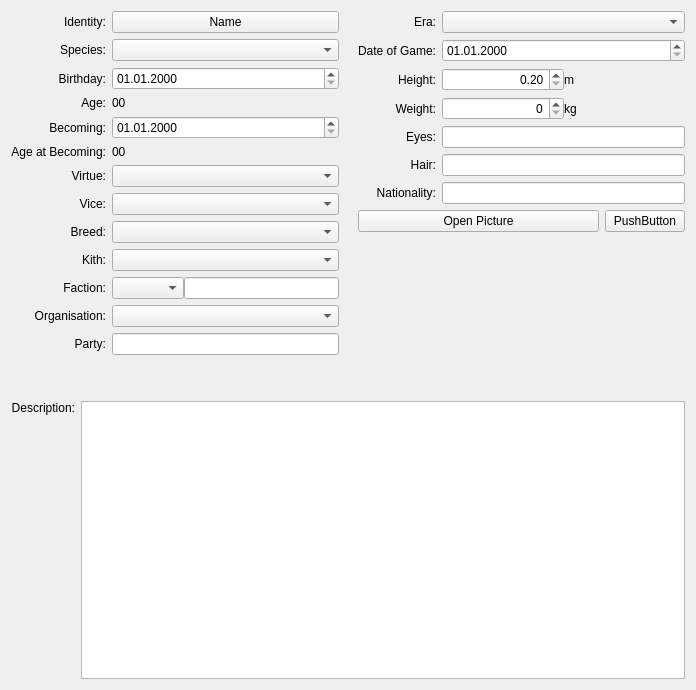
Above: ui/ui_InfoWidget.ui from Kamduis/SoulCreator before the change. Below: the same form after it.
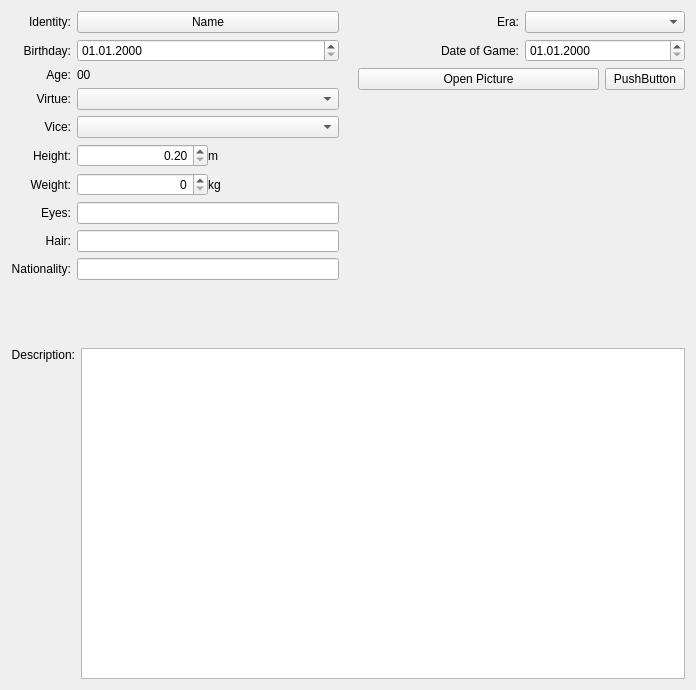
That is the form after the change. Custom widgets are drawn as their Qt base class.

Diff of the .ui file:
```diff
--- a/ui/ui_InfoWidget.ui
+++ b/ui/ui_InfoWidget.ui
@@ -44,19 +44,6 @@
           </widget>
          </item>
          <item row="1" column="0">
-          <widget class="QLabel" name="label">
-           <property name="text">
-            <string>Species:</string>
-           </property>
-           <property name="alignment">
-            <set>Qt::AlignRight|Qt::AlignTrailing|Qt::AlignVCenter</set>
-           </property>
-          </widget>
-         </item>
-         <item row="1" column="1">
-          <widget class="QComboBox" name="comboBox_species"/>
-         </item>
-         <item row="2" column="0">
           <widget class="QLabel" name="label_dateBirth">
            <property name="text">
             <string>Birthday:</string>
@@ -66,14 +53,14 @@
            </property>
           </widget>
          </item>
-         <item row="2" column="1">
+         <item row="1" column="1">
           <widget class="DateEdit" name="dateEdit_dateBirth">
            <property name="displayFormat">
             <string>dd.MM.yyyy</string>
            </property>
           </widget>
          </item>
-         <item row="3" column="0">
+         <item row="2" column="0">
           <widget class="QLabel" name="label_2">
            <property name="text">
             <string>Age:</string>
@@ -83,48 +70,14 @@
            </property>
           </widget>
          </item>
-         <item row="3" column="1">
+         <item row="2" column="1">
           <widget class="QLabel" name="label_age">
            <property name="text">
             <string>00</string>
            </property>
           </widget>
          </item>
-         <item row="4" column="0">
-          <widget class="QLabel" name="label_dateBecoming">
-           <property name="text">
-            <string>Becoming:</string>
-           </property>
-           <property name="alignment">
-            <set>Qt::AlignRight|Qt::AlignTrailing|Qt::AlignVCenter</set>
-           </property>
-          </widget>
-         </item>
-         <item row="4" column="1">
-          <widget class="DateEdit" name="dateEdit_dateBecoming">
-           <property name="displayFormat">
-            <string>dd.MM.yyyy</string>
-           </property>
-          </widget>
-         </item>
-         <item row="5" column="0">
-          <widget class="QLabel" name="label_ageBecoming_label">
-           <property name="text">
-            <string>Age at Becoming:</string>
-           </property>
-           <property name="alignment">
-            <set>Qt::AlignRight|Qt::AlignTrailing|Qt::AlignVCenter</set>
-           </property>
-          </widget>
-         </item>
-         <item row="5" column="1">
-          <widget class="QLabel" name="label_ageBecoming">
-           <property name="text">
-            <string>00</string>
-           </property>
-          </widget>
-         </item>
-         <item row="6" column="0">
+         <item row="3" column="0">
           <widget class="QLabel" name="label_virtue">
            <property name="text">
             <string>Virtue:</string>
@@ -134,10 +87,10 @@
            </property>
           </widget>
          </item>
-         <item row="6" column="1">
+         <item row="3" column="1">
           <widget class="QComboBox" name="comboBox_virtue"/>
          </item>
-         <item row="7" column="0">
+         <item row="4" column="0">
           <widget class="QLabel" name="label_vice">
            <property name="text">
             <string>Vice:</string>
@@ -147,152 +100,10 @@
            </property>
           </widget>
          </item>
-         <item row="7" column="1">
+         <item row="4" column="1">
           <widget class="QComboBox" name="comboBox_vice"/>
          </item>
-         <item row="8" column="0">
-          <widget class="QLabel" name="label_breed">
-           <property name="text">
-            <string>Breed:</string>
-           </property>
-           <property name="alignment">
-            <set>Qt::AlignRight|Qt::AlignTrailing|Qt::AlignVCenter</set>
-           </property>
-          </widget>
-         </item>
-         <item row="8" column="1">
-          <widget class="QComboBox" name="comboBox_breed"/>
-         </item>
-         <item row="9" column="0">
-          <widget class="QLabel" name="label_kith">
-           <property name="text">
-            <string>Kith:</string>
-           </property>
-           <property name="alignment">
-            <set>Qt::AlignRight|Qt::AlignTrailing|Qt::AlignVCenter</set>
-           </property>
-          </widget>
-         </item>
-         <item row="9" column="1">
-          <widget class="QComboBox" name="comboBox_kith"/>
-         </item>
-         <item row="10" column="0">
-          <widget class="QLabel" name="label_faction">
-           <property name="text">
-            <string>Faction:</string>
-           </property>
-           <property name="alignment">
-            <set>Qt::AlignRight|Qt::AlignTrailing|Qt::AlignVCenter</set>
-           </property>
-          </widget>
-         </item>
-         <item row="10" column="1">
-          <layout class="QHBoxLayout" name="horizontalLayout">
-           <property name="spacing">
-            <number>0</number>
-           </property>
-           <item>
-            <widget class="QComboBox" name="comboBox_faction"/>
-           </item>
-           <item>
-            <widget class="QLineEdit" name="lineEdit_faction"/>
-           </item>
-          </layout>
-         </item>
-         <item row="11" column="0">
-          <widget class="QLabel" name="label_organisation">
-           <property name="text">
-            <string>Organisation:</string>
-           </property>
-           <property name="alignment">
-            <set>Qt::AlignRight|Qt::AlignTrailing|Qt::AlignVCenter</set>
-           </property>
-          </widget>
-         </item>
-         <item row="11" column="1">
-          <widget class="QComboBox" name="comboBox_organisation"/>
-         </item>
-         <item row="12" column="0">
-          <widget class="QLabel" name="label_party">
-           <property name="text">
-            <string>Party:</string>
-           </property>
-           <property name="alignment">
-            <set>Qt::AlignRight|Qt::AlignTrailing|Qt::AlignVCenter</set>
-           </property>
-          </widget>
-         </item>
-         <item row="12" column="1">
-          <widget class="QLineEdit" name="lineEdit_party"/>
-         </item>
-        </layout>
-       </item>
-       <item>
-        <spacer name="verticalSpacer_2">
-         <property name="orientation">
-          <enum>Qt::Vertical</enum>
-         </property>
-         <property name="sizeHint" stdset="0">
-          <size>
-           <width>20</width>
-           <height>40</height>
-          </size>
-         </property>
-        </spacer>
-       </item>
-      </layout>
-     </item>
-     <item>
-      <spacer name="horizontalSpacer">
-       <property name="orientation">
-        <enum>Qt::Horizontal</enum>
-       </property>
-       <property name="sizeType">
-        <enum>QSizePolicy::Fixed</enum>
-       </property>
-       <property name="sizeHint" stdset="0">
-        <size>
-         <width>13</width>
-         <height>13</height>
-        </size>
-       </property>
-      </spacer>
-     </item>
-     <item>
-      <layout class="QVBoxLayout" name="verticalLayout">
-       <item>
-        <layout class="QGridLayout" name="gridLayout">
-         <item row="0" column="0">
-          <widget class="QLabel" name="label_7">
-           <property name="text">
-            <string>Era:</string>
-           </property>
-           <property name="alignment">
-            <set>Qt::AlignRight|Qt::AlignTrailing|Qt::AlignVCenter</set>
-           </property>
-          </widget>
-         </item>
-         <item row="0" column="1">
-          <widget class="QComboBox" name="comboBox_era"/>
-         </item>
-         <item row="1" column="0">
-          <widget class="QLabel" name="label_9">
-           <property name="text">
-            <string>Date of Game:</string>
-           </property>
-           <property name="alignment">
-            <set>Qt::AlignRight|Qt::AlignTrailing|Qt::AlignVCenter</set>
-           </property>
-          </widget>
-         </item>
-         <item row="1" column="1">
-          <widget class="DateEdit" name="dateEdit_dateGame">
-           <property name="displayFormat">
-            <string>dd.MM.yyyy</string>
-           </property>
-          </widget>
-         </item>
-         <item row="2" column="0">
+         <item row="5" column="0">
           <widget class="QLabel" name="label_10">
            <property name="text">
             <string>Height:</string>
@@ -302,7 +113,7 @@
            </property>
           </widget>
          </item>
-         <item row="2" column="1">
+         <item row="5" column="1">
           <layout class="QHBoxLayout" name="horizontalLayout_4">
            <property name="spacing">
             <number>0</number>
@@ -332,7 +143,7 @@
            </item>
           </layout>
          </item>
-         <item row="3" column="0">
+         <item row="6" column="0">
           <widget class="QLabel" name="label_11">
            <property name="text">
             <string>Weight:</string>
@@ -342,7 +153,7 @@
            </property>
           </widget>
          </item>
-         <item row="3" column="1">
+         <item row="6" column="1">
           <layout class="QHBoxLayout" name="horizontalLayout_3">
            <property name="spacing">
             <number>0</number>
@@ -366,7 +177,7 @@
            </item>
           </layout>
          </item>
-         <item row="4" column="0">
+         <item row="7" column="0">
           <widget class="QLabel" name="label_8">
            <property name="text">
             <string>Eyes:</string>
@@ -376,10 +187,10 @@
            </property>
           </widget>
          </item>
-         <item row="4" column="1">
+         <item row="7" column="1">
           <widget class="QLineEdit" name="lineEdit_eyes"/>
          </item>
-         <item row="5" column="0">
+         <item row="8" column="0">
           <widget class="QLabel" name="label_14">
            <property name="text">
             <string>Hair:</string>
@@ -389,10 +200,10 @@
            </property>
           </widget>
          </item>
-         <item row="5" column="1">
+         <item row="8" column="1">
           <widget class="QLineEdit" name="lineEdit_hair"/>
          </item>
-         <item row="6" column="0">
+         <item row="9" column="0">
           <widget class="QLabel" name="label_15">
            <property name="text">
             <string>Nationality:</string>
@@ -402,12 +213,79 @@
            </property>
           </widget>
          </item>
-         <item row="6" column="1">
+         <item row="9" column="1">
           <widget class="QLineEdit" name="lineEdit_nationality"/>
          </item>
         </layout>
        </item>
        <item>
+        <spacer name="verticalSpacer_2">
+         <property name="orientation">
+          <enum>Qt::Vertical</enum>
+         </property>
+         <property name="sizeHint" stdset="0">
+          <size>
+           <width>20</width>
+           <height>40</height>
+          </size>
+         </property>
+        </spacer>
+       </item>
+      </layout>
+     </item>
+     <item>
+      <spacer name="horizontalSpacer">
+       <property name="orientation">
+        <enum>Qt::Horizontal</enum>
+       </property>
+       <property name="sizeType">
+        <enum>QSizePolicy::Fixed</enum>
+       </property>
+       <property name="sizeHint" stdset="0">
+        <size>
+         <width>13</width>
+         <height>13</height>
+        </size>
+       </property>
+      </spacer>
+     </item>
+     <item>
+      <layout class="QVBoxLayout" name="verticalLayout">
+       <item>
+        <layout class="QGridLayout" name="gridLayout">
+         <item row="0" column="0">
+          <widget class="QLabel" name="label_7">
+           <property name="text">
+            <string>Era:</string>
+           </property>
+           <property name="alignment">
+            <set>Qt::AlignRight|Qt::AlignTrailing|Qt::AlignVCenter</set>
+           </property>
+          </widget>
+         </item>
+         <item row="0" column="1">
+          <widget class="QComboBox" name="comboBox_era"/>
+         </item>
+         <item row="1" column="0">
+          <widget class="QLabel" name="label_9">
+           <property name="text">
+            <string>Date of Game:</string>
+           </property>
+           <property name="alignment">
+            <set>Qt::AlignRight|Qt::AlignTrailing|Qt::AlignVCenter</set>
+           </property>
+          </widget>
+         </item>
+         <item row="1" column="1">
+          <widget class="DateEdit" name="dateEdit_dateGame">
+           <property name="displayFormat">
+            <string>dd.MM.yyyy</string>
+           </property>
+          </widget>
+         </item>
+        </layout>
+       </item>
+       <item>
         <layout class="QHBoxLayout" name="horizontalLayout_5">
          <item>
           <widget class="QPushButton" name="pushButton_picture">
```
Left out of the diff: 5 changed lines with no effect on the pictures.
